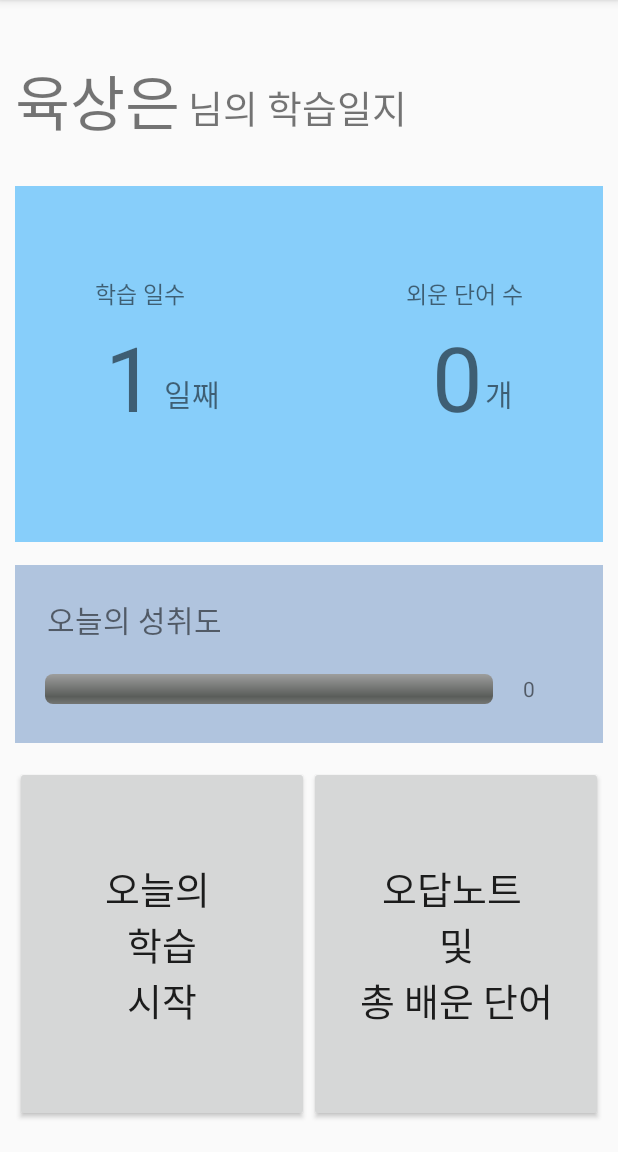
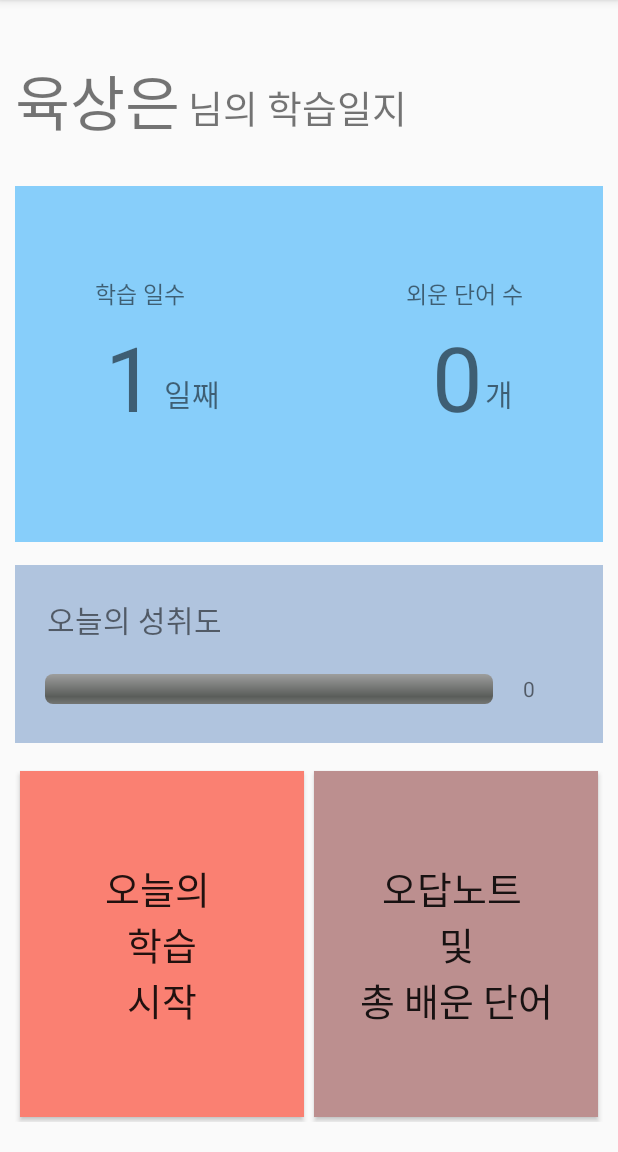
Before and after one commit to 06Ag/Capstone, an Android app: the TodayLearning screen opened directly, with no data from a screen before it, on a phone screen of 412 x 824 dp, the part 84-1236 px from its top. Run offline under Robolectric (Android 15) with nearby library versions, the phone set to English and light mode, and no system bars.

Commit message:
일일학습시작 페이지/ 복습 페이지 추가

```diff
--- a/Signlanguage/app/src/main/java/com/example/signlanguage/TodayLearning.java
+++ b/Signlanguage/app/src/main/java/com/example/signlanguage/TodayLearning.java
@@ -2,12 +2,18 @@ package com.example.signlanguage;
 
 import androidx.appcompat.app.AppCompatActivity;
 
+import android.view.View;
+import android.widget.Button;
+import android.content.Intent;
 import android.os.Bundle;
+import android.widget.ProgressBar;
 import android.widget.TextView;
 
 public class TodayLearning extends AppCompatActivity {
 
     TextView tv_UserNameView;
+    TextView tv_progress;
+    ProgressBar pb_progress;
 
     @Override
     protected void onCreate(Bundle savedInstanceState) {
@@ -15,6 +21,30 @@ public class TodayLearning extends AppCompatActivity {
         setContentView(R.layout.activity_today_learning);
         tv_UserNameView = (TextView) findViewById(R.id.tv_userName);
 
+        Button bt_start = findViewById(R.id.bt_start);
+        Button bt_review = findViewById(R.id.bt_review);
+        tv_UserNameView = findViewById(R.id.tv_userName);
+        tv_progress = findViewById(R.id.tv_progress);
+        pb_progress = findViewById(R.id.pb_progress);
+
+        //오늘의 학습 페이지로 이동 TodayStart
+        bt_start.setOnClickListener(new View.OnClickListener(){
+            @Override
+            public void onClick(View v){
+                final Intent intent = new Intent(getApplicationContext(), TodayStart.class);
+                intent.setFlags(Intent.FLAG_ACTIVITY_NO_ANIMATION);
+                startActivity(intent);
+            }
+        });
+        //오답노트 및 총 배운 단어 페이지로 이동 TodayReview
+        bt_review.setOnClickListener(new View.OnClickListener(){
+            @Override
+            public void onClick(View v){
+                final Intent intent = new Intent(getApplicationContext(), TodayReview.class);
+                intent.setFlags(Intent.FLAG_ACTIVITY_NO_ANIMATION);
+                startActivity(intent);
+            }
+        });
 
     }
 }
--- a/Signlanguage/app/src/main/java/com/example/signlanguage/learning.java
+++ b/Signlanguage/app/src/main/java/com/example/signlanguage/learning.java
@@ -14,6 +14,7 @@ public class learning extends AppCompatActivity {
         super.onCreate(savedInstanceState);
         setContentView(R.layout.activity_learning);
 
+        //일일학습 페이지로 이동 TodayLearning.java
         Button bt_today = findViewById(R.id.button);
         bt_today.setOnClickListener(new View.OnClickListener(){
             @Override
--- a/Signlanguage/app/src/main/res/layout/activity_today_learning.xml
+++ b/Signlanguage/app/src/main/res/layout/activity_today_learning.xml
@@ -159,13 +159,17 @@
             android:layout_width="0dp"
             android:layout_height="match_parent"
             android:layout_weight="1"
+            android:layout_margin="3dp"
+            android:background="#FA8072"
             android:text="오늘의 \n학습\n시작"
             android:textSize="25sp" />
         <Button
-            android:id="@+id/bt_word"
+            android:id="@+id/bt_review"
             android:layout_width="0dp"
             android:layout_height="match_parent"
             android:layout_weight="1"
+            android:layout_margin="3dp"
+            android:background="#BC8F8F"
             android:textSize="25sp"
             android:text="오답노트 \n및\n총 배운 단어"    />
 
```
Also changed, not shown: Signlanguage/app/src/main/AndroidManifest.xml (+7 -1 lines), Signlanguage/app/src/main/java/com/example/signlanguage/TodayReview.java (added, +14 -0 lines), Signlanguage/app/src/main/java/com/example/signlanguage/TodayStart.java (added, +14 -0 lines), Signlanguage/app/src/main/res/layout/activity_today_review.xml (added, +9 -0 lines), Signlanguage/app/src/main/res/layout/activity_today_start.xml (added, +38 -0 lines).
